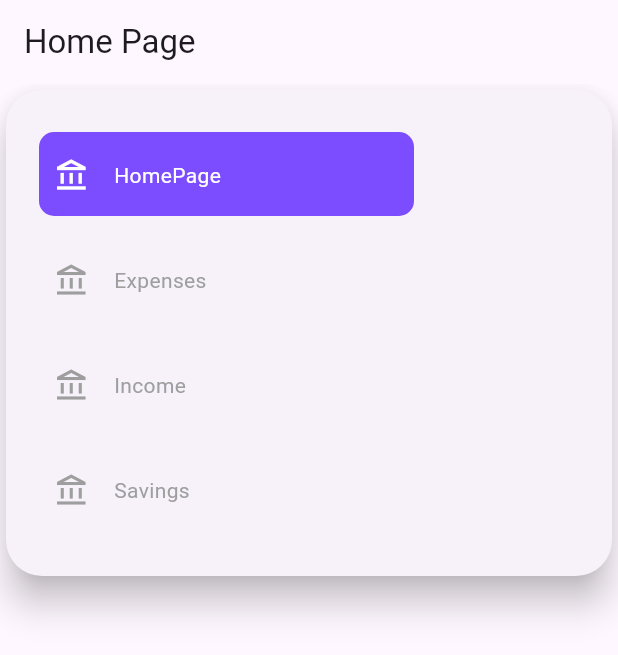
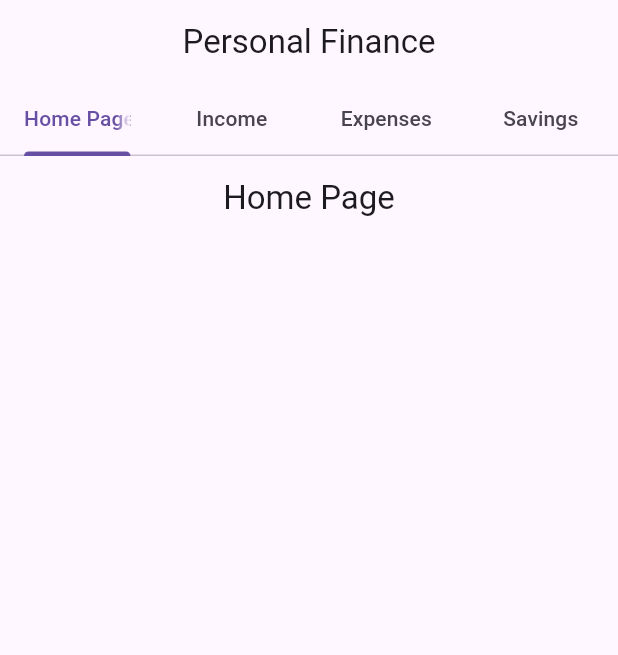
Before and after one commit to antonioIannotta/PersonalFinance, a Flutter app: the screen it shows after launch, on a phone screen of 412 x 824 dp. Shown: the top 655 px of the screen. Run offline on Flutter 3.47's test engine with Material 3 defaults, Android fonts, the phone set to English and light mode, and no system bars; missing offline and left inert: dart:ffi, mongo_dart.

Commit message:
feat: menu added

```diff
--- a/lib/main.dart
+++ b/lib/main.dart
@@ -11,6 +11,66 @@ void main() {
 class MyApp extends StatelessWidget {
   const MyApp({super.key});
 
+  @override
+  Widget build(BuildContext context) {
+    return MaterialApp(
+      theme: ThemeData(primarySwatch: Colors.blue),
+      home: const TabBarMenu(),
+    );
+  }
+
+}
+
+class TabBarMenu extends StatelessWidget {
+  const TabBarMenu({super.key});
+
+  @override
+  Widget build(BuildContext context) {
+    return DefaultTabController(
+      initialIndex: 0,
+      length: 4,
+      child: Scaffold(
+        appBar: AppBar(
+          title: const Text('Personal Finance'), centerTitle: true,
+          bottom: const TabBar(
+            tabs: <Widget>[
+              Tab(
+                text: "Home Page",
+              ),
+              Tab(
+                text: "Income",
+              ),
+              Tab(
+                text: "Expenses",
+              ),
+              Tab(
+                text: "Savings",
+              ),
+            ],
+          ),
+        ),
+        body: const TabBarView(
+          children: <Widget>[
+            Center(
+              child: HomePage(),
+            ),
+            Center(
+              child: Income(),
+            ),
+            Center(
+              child: Expense(),
+            ),
+            Center(
+              child: Saving(),
+            )
+          ],
+        ),
+      ),
+    );
+  }
+}
+
+  /**
   // This widget is the root of your application.
   @override
   Widget build(BuildContext context) {
@@ -25,5 +85,4 @@ class MyApp extends StatelessWidget {
         '/savings': (context) => const Saving(),
       },
     );
-  }
-}
+  }**/
--- a/lib/widgets/home_page.dart
+++ b/lib/widgets/home_page.dart
@@ -7,13 +7,8 @@ class HomePage extends StatelessWidget {
   @override
   Widget build(BuildContext context) {
     return Scaffold(
-      appBar: AppBar(title: const Text("Home Page")),
+      appBar: AppBar(title: const Text("Home Page"), centerTitle: true),
       body: const Center(
-        child: Column(
-         children: [
-           AnimatedMenuButton()
-            ]
-        )
       ),
     );
   }
--- a/lib/widgets/menu.dart
+++ b/lib/widgets/menu.dart
@@ -1,145 +1,99 @@
 import 'package:flutter/material.dart';
+import 'package:personal_finance/widgets/home_page.dart';
+import 'package:personal_finance/widgets/income.dart';
+import 'package:personal_finance/widgets/expense.dart';
+import 'package:personal_finance/widgets/savings.dart';
 
-class AnimatedMenuButton extends StatefulWidget {
-  const AnimatedMenuButton({super.key});
-
-  @override
-  State<AnimatedMenuButton> createState() => _AnimatedMenuButtonState();
-}
-
-class _AnimatedMenuButtonState extends State<AnimatedMenuButton> {
-  int selectedIndex = 0;
+class TabMenu extends StatelessWidget {
+  const TabMenu({super.key});
 
   @override
   Widget build(BuildContext context) {
-    return Center(
-      child: Card(
-        elevation: 10,
-        shape: RoundedRectangleBorder(
-          borderRadius: BorderRadius.circular(24),
-        ),
-        child: Padding(
-          padding: const EdgeInsets.all(22),
+    return DefaultTabController(
+        length: 4,
+        initialIndex: 0,
+        child: PrimaryContainer(
+          radius: 30,
+          child: TabBar(
+              indicatorSize: TabBarIndicatorSize.tab,
+              indicatorColor: Colors.transparent,
+              dividerColor: Colors.transparent,
+              labelColor: Colors.white,
+              unselectedLabelColor: Colors.blue,
+              indicator: BoxDecoration(
+                borderRadius: BorderRadius.circular(30),
+                color: Colors.lightBlue,
+              ),
+              tabs: const [
+                Tab(
+                  text: 'Home Page',
+                ),
+                Tab(
+                  text: 'Income',
+                ),
+                Tab(
+                  text: 'Expenses',
+                ),
+                Tab(
+                  text: 'Savings',
+                ),
+              ], onTap: (index) {
+                switch (index) {
+                  case 0:
+                    //Navigator.pushNamed(context, '/');
+                    const HomePage();
+                    DefaultTabController.of(context).animateTo(0);
+                    break;
+                  case 1:
+                    const Income();
+                    DefaultTabController.of(context).animateTo(1);
+                    break;
+                  case 2:
+                    const Expense();
+                    DefaultTabController.of(context).animateTo(2);
+                    break;
+                  case 3:
+                    const Saving();
+                    DefaultTabController.of(context).animateTo(3);
+                    break;
+                }
+          },),
 
-          /// Using The Stack Below the Menu
-          child: Stack(
-            children: [
-              AnimatedPositioned(
-                top: 6 + selectedIndex * 80,
-                duration: const Duration(
-                  milliseconds: 500,
-                ),
-                curve: Curves.elasticOut,
-                child: Container(
-                  height: 56,
-                  width: 250,
-                  decoration: BoxDecoration(
-                      borderRadius: BorderRadius.circular(10),
-                      color: Colors.deepPurpleAccent),
-                ),
-              ),
-              Column(
-                mainAxisSize: MainAxisSize.min,
-                children: [
-                  NavigationItem(
-                    isSelected: selectedIndex == 0,
-                    onClick: () {
-                      setState(() {
-                        selectedIndex = 0;
-                      });
-                    Navigator.pushNamed(context, '/');},
-                  navigationItemText: "HomePage"),
-                  NavigationItem(
-                    isSelected: selectedIndex == 1,
-                    onClick: () {
-                      setState(() {
-                        selectedIndex = 1;
-                      });
-                    Navigator.pushNamed(context, '/expenses');},
-                    navigationItemText: 'Expenses',
-                  ),
-                  NavigationItem(
-                    isSelected: selectedIndex == 2,
-                    onClick: () {
-                      setState(() {
-                        selectedIndex = 2;
-                      });
-                    Navigator.pushNamed(context, '/income');},
-                  navigationItemText: "Income"),
-                  NavigationItem(
-                    isSelected: selectedIndex == 3,
-                    onClick: () {
-                      setState(() {
-                        selectedIndex = 3;
-                      });
-                    Navigator.pushNamed(context, '/savings');},
-                  navigationItemText: "Savings")
-                ],
-              )
-            ],
+        ));
+  }
+}
+
+
+
+class PrimaryContainer extends StatelessWidget {
+  final Widget child;
+  final double? radius;
+  final Color? color;
+  const PrimaryContainer({
+    Key? key,
+    this.radius,
+    this.color,
+    required this.child,
+  }) : super(key: key);
+
+  @override
+  Widget build(BuildContext context) {
+    return Container(
+      decoration: BoxDecoration(
+        borderRadius: BorderRadius.circular(radius ?? 30),
+        boxShadow: const [
+          BoxShadow(
+            color: Colors.lightBlue,
           ),
-        ),
+          BoxShadow(
+            offset: Offset(2, 2),
+            blurRadius: 4,
+            spreadRadius: 0,
+            color: Colors.transparent,
+          ),
+        ],
       ),
+      child: child,
     );
   }
 }
-
-class NavigationItem extends StatelessWidget {
-  final bool isSelected;
-  final Function()? onClick;
-  final String navigationItemText;
-
-  const NavigationItem({super.key, this.isSelected = false, this.onClick,
-  required this.navigationItemText});
-
-  @override
-  Widget build(BuildContext context) {
-    return Padding(
-      padding: const EdgeInsets.all(10),
-      child: InkWell(
-        onTap: onClick,
-        borderRadius: BorderRadius.circular(16),
-        child: SizedBox(
-          height: 50,
-          child: Row(
-            crossAxisAlignment: CrossAxisAlignment.center,
-            mainAxisAlignment: MainAxisAlignment.start,
-            mainAxisSize: MainAxisSize.min,
-            children: [
-              TweenAnimationBuilder(
-                  tween: ColorTween(
-                    begin: isSelected ? Colors.grey : Colors.white,
-                    end: isSelected ? Colors.white : Colors.grey,
-                  ),
-                  duration: const Duration(milliseconds: 100),
-                  builder: (context, value, _) => Icon(
-                        Icons.account_balance_outlined,
-                        color: value as Color,
-                      )),
-              const SizedBox(
-                width: 16,
-              ),
-
-              /// Same Following
-              Expanded(
-                child: TweenAnimationBuilder(
-                    tween: ColorTween(
-                      begin: isSelected ? Colors.grey : Colors.white,
-                      end: isSelected ? Colors.white : Colors.grey,
-                    ),
-                    duration: const Duration(milliseconds: 100),
-                    builder: (context, value, _) => Text(
-                          navigationItemText,
-                          style: Theme.of(context)
-                              .textTheme
-                              .bodyMedium
-                              ?.copyWith(color: value as Color),
-                        )),
-              )
-            ],
-          ),
-        ),
-      ),
-    );
-  }
-}
```
Also changed, not shown: lib/widgets/expense.dart (+2 -9 lines), lib/widgets/income.dart (+2 -8 lines), lib/widgets/savings.dart (+1 -6 lines).
